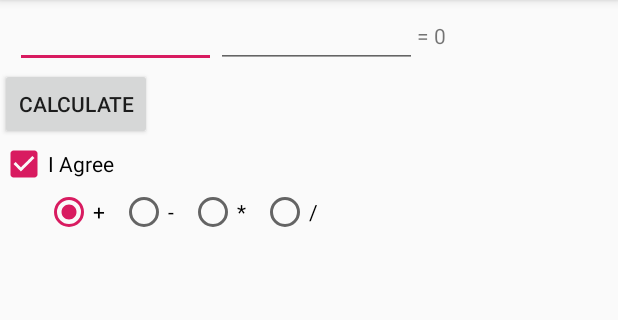
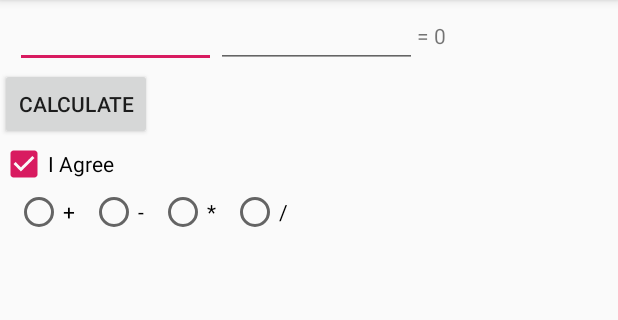
Before and after one commit to weapa/calculator, an Android app: the screen it shows after launch (MainActivity), on a phone screen of 412 x 824 dp, the part 84-404 px from its top. Run offline under Robolectric (Android 15) with nearby library versions, the phone set to English and light mode, and no system bars.

Commit message:
layout cal

```diff
--- a/app/src/main/res/layout/activity_main.xml
+++ b/app/src/main/res/layout/activity_main.xml
@@ -34,49 +34,54 @@
 
     </LinearLayout>
    <Button
+       android:id="@+id/bt"
        android:layout_width="wrap_content"
        android:layout_height="wrap_content"
        android:text="CALCULATE"
        />
     <CheckBox
+        android:id="@+id/checkbx"
         android:layout_width="wrap_content"
         android:layout_height="wrap_content"
         android:text="I Agree"
         android:checked="true"
         />
-    <LinearLayout
-        android:layout_width="match_parent"
+    <RadioGroup
+        android:id="@+id/ogOperater"
+        android:layout_width="wrap_content"
         android:layout_height="wrap_content"
-        android:orientation="horizontal"
-        android:layout_marginLeft="20dp"
-        >
+        android:orientation="horizontal">
+
         <RadioButton
+            android:id="@+id/rdAddition"
             android:layout_width="wrap_content"
             android:layout_height="wrap_content"
             android:text="+"
             android:layout_marginLeft="10dp"
-            android:checked="true"
             />
         <RadioButton
+            android:id="@+id/rdSubtraction"
             android:layout_width="wrap_content"
             android:layout_height="wrap_content"
             android:text="-"
             android:layout_marginLeft="10dp"
             />
         <RadioButton
+            android:id="@+id/rdmultiplication"
             android:layout_width="wrap_content"
             android:layout_height="wrap_content"
             android:text="*"
             android:layout_marginLeft="10dp"
             />
         <RadioButton
+            android:id="@+id/rdDivision"
             android:layout_width="wrap_content"
             android:layout_height="wrap_content"
             android:text="/"
             android:layout_marginLeft="10dp"
             />
 
-    </LinearLayout>
+    </RadioGroup>
 
 
 </LinearLayout>
```
